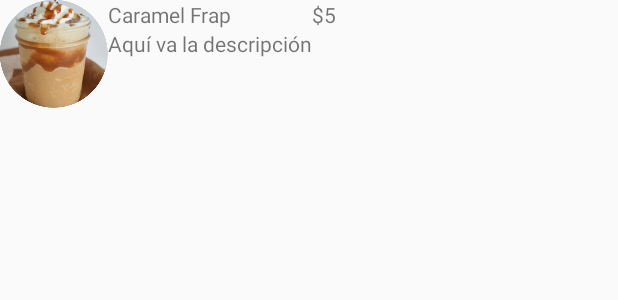
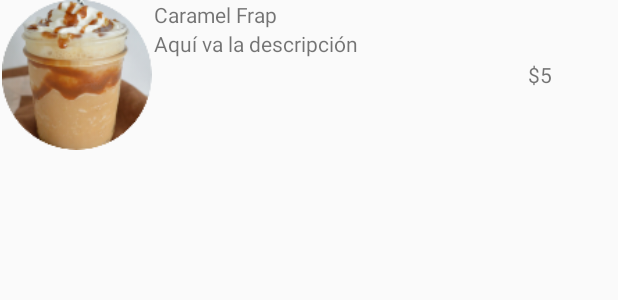
Before and after one commit to Antonio23-Leyva/TheCheezery, an Android app: the layout producto_view.xml on its own in the app's theme, with its tools: preview values and no code run, on a phone screen of 412 x 824 dp. Shown: the top 300 px of the screen. Run offline under Robolectric (Android 15) with nearby library versions, the phone set to English and light mode, and no system bars.

Commit message:
Modify product view design

```diff
--- a/app/src/main/res/layout/producto_view.xml
+++ b/app/src/main/res/layout/producto_view.xml
@@ -2,17 +2,19 @@
 <LinearLayout xmlns:android="http://schemas.android.com/apk/res/android"
     android:orientation="horizontal"
     android:layout_width="match_parent"
-    android:layout_height="match_parent">
+    android:layout_height="100dp">
 
     <ImageView
         android:id="@+id/producto_img"
-        android:layout_width="wrap_content"
-        android:layout_height="wrap_content"
+        android:layout_weight="1"
+        android:layout_width="0dp"
+        android:layout_height="match_parent"
         android:src="@drawable/caramelfrap" />
 
     <LinearLayout
-        android:layout_width="wrap_content"
-        android:layout_height="wrap_content"
+        android:layout_weight="2"
+        android:layout_width="0dp"
+        android:layout_height="match_parent"
         android:orientation="vertical">
 
         <TextView
@@ -31,8 +33,10 @@
 
     <TextView
         android:id="@+id/producto_precio"
-        android:layout_width="wrap_content"
-        android:layout_height="wrap_content"
+        android:layout_weight="1"
+        android:layout_width="0dp"
+        android:gravity="center"
+        android:layout_height="match_parent"
         android:text="$5"/>
 
 </LinearLayout>
```
